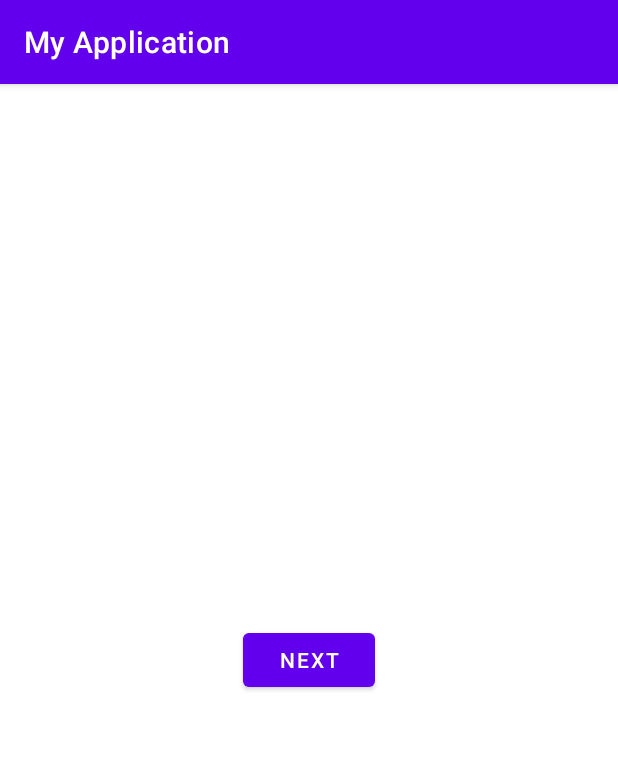
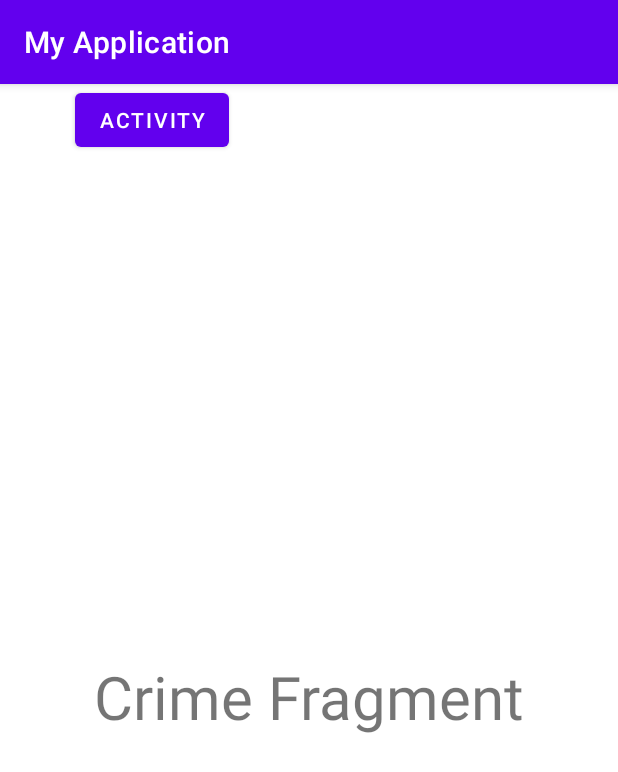
Before and after one commit to jayzedx/SampleApp22, an Android app: the screen it shows after launch (MainActivity), on a phone screen of 412 x 824 dp. Shown: the top 772 px of the screen. Run offline under Robolectric (Android 15) with nearby library versions, the phone set to English and light mode, and no system bars.

Commit message:
Implementing fragment

```diff
--- /dev/null
+++ b/app/src/main/java/com/tutorial/myapplication/CrimeFragment.kt
@@ -0,0 +1,59 @@
+package com.tutorial.myapplication
+
+import android.os.Bundle
+import androidx.fragment.app.Fragment
+import android.view.LayoutInflater
+import android.view.View
+import android.view.ViewGroup
+
+// TODO: Rename parameter arguments, choose names that match
+// the fragment initialization parameters, e.g. ARG_ITEM_NUMBER
+private const val ARG_PARAM1 = "param1"
+private const val ARG_PARAM2 = "param2"
+
+/**
+ * A simple [Fragment] subclass.
+ * Use the [CrimeFragment.newInstance] factory method to
+ * create an instance of this fragment.
+ */
+class CrimeFragment : Fragment() {
+    // TODO: Rename and change types of parameters
+    private var param1: String? = null
+    private var param2: String? = null
+
+    override fun onCreate(savedInstanceState: Bundle?) {
+        super.onCreate(savedInstanceState)
+        arguments?.let {
+            param1 = it.getString(ARG_PARAM1)
+            param2 = it.getString(ARG_PARAM2)
+        }
+    }
+
+    override fun onCreateView(
+        inflater: LayoutInflater, container: ViewGroup?,
+        savedInstanceState: Bundle?
+    ): View? {
+        // Inflate the layout for this fragment
+        return inflater.inflate(R.layout.fragment_crime, container, false)
+    }
+
+    companion object {
+        /**
+         * Use this factory method to create a new instance of
+         * this fragment using the provided parameters.
+         *
+         * @param param1 Parameter 1.
+         * @param param2 Parameter 2.
+         * @return A new instance of fragment CrimeFragment.
+         */
+        // TODO: Rename and change types and number of parameters
+        @JvmStatic
+        fun newInstance(param1: String, param2: String) =
+            CrimeFragment().apply {
+                arguments = Bundle().apply {
+                    putString(ARG_PARAM1, param1)
+                    putString(ARG_PARAM2, param2)
+                }
+            }
+    }
+}
--- a/app/src/main/java/com/tutorial/myapplication/MainActivity.kt
+++ b/app/src/main/java/com/tutorial/myapplication/MainActivity.kt
@@ -25,13 +25,10 @@ class MainActivity : AppCompatActivity() {
         super.onCreate(savedInstanceState)
         binding = ActivityMainBinding.inflate(layoutInflater)
         setContentView(binding.root)
-        binding.nextButton.setOnClickListener {
+        binding.activityButton.setOnClickListener {
             val intent = MainActivity.newIntent(this@MainActivity, callback)
             //startActivity(intent)
             secondLauncher.launch(intent)
-
-
-
         }
     }
 
--- a/app/src/main/res/layout/activity_main.xml
+++ b/app/src/main/res/layout/activity_main.xml
@@ -7,14 +7,28 @@
     tools:context=".MainActivity">
 
     <Button
-        android:id="@+id/next_button"
+        android:id="@+id/activityButton"
+
         android:layout_width="wrap_content"
         android:layout_height="wrap_content"
-        android:text="Next"
+        android:layout_marginStart="50dp"
+        android:layout_marginTop="0dp"
+        android:layout_marginBottom="0dp"
+        android:text="Activity"
+        app:layout_constraintBottom_toTopOf="@+id/fragment_container"
+        app:layout_constraintStart_toStartOf="parent"
+        app:layout_constraintTop_toTopOf="parent" />
+
+    <androidx.fragment.app.FragmentContainerView
+        android:id="@+id/fragment_container"
+        android:name="com.tutorial.myapplication.CrimeFragment"
+        android:layout_width="match_parent"
+        android:layout_height="0dp"
         app:layout_constraintBottom_toBottomOf="parent"
         app:layout_constraintEnd_toEndOf="parent"
         app:layout_constraintStart_toStartOf="parent"
-        app:layout_constraintTop_toTopOf="parent" />
+        app:layout_constraintTop_toBottomOf="@+id/activityButton"
+        tools:context=".MainActivity" />
 
 
 </androidx.constraintlayout.widget.ConstraintLayout>
--- /dev/null
+++ b/app/src/main/res/layout/fragment_crime.xml
@@ -0,0 +1,20 @@
+<?xml version="1.0" encoding="utf-8"?>
+<androidx.constraintlayout.widget.ConstraintLayout
+    xmlns:android="http://schemas.android.com/apk/res/android"
+    xmlns:app="http://schemas.android.com/apk/res-auto"
+    xmlns:tools="http://schemas.android.com/tools"
+    android:layout_width="match_parent"
+    android:layout_height="match_parent">
+
+    <TextView
+        android:id="@+id/preview_textview"
+        android:layout_width="wrap_content"
+        android:layout_height="wrap_content"
+        android:text="Crime Fragment"
+        android:textSize="40sp"
+        app:layout_constraintBottom_toBottomOf="parent"
+        app:layout_constraintEnd_toEndOf="parent"
+        app:layout_constraintStart_toStartOf="parent"
+        app:layout_constraintTop_toTopOf="parent" />
+
+</androidx.constraintlayout.widget.ConstraintLayout>
--- a/app/src/main/res/values/strings.xml
+++ b/app/src/main/res/values/strings.xml
@@ -1,3 +1,5 @@
 <resources>
     <string name="app_name">My Application</string>
+    <!-- TODO: Remove or change this placeholder text -->
+    <string name="hello_blank_fragment">Hello blank fragment</string>
 </resources>
```
Also changed, not shown: app/src/main/java/com/tutorial/myapplication/CrimeDetailFragment.kt (added, +73 -0 lines), app/src/main/res/layout/fragment_crime_detail.xml (added, +33 -0 lines).
